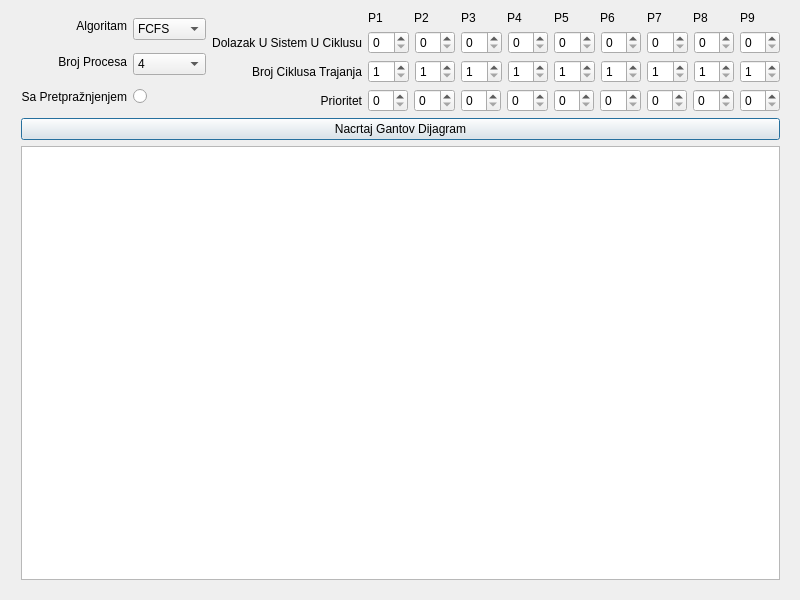
First picture: the form in dialog.ui, repository fahirMuminovic/objektnoProgramiranje, before the edit.
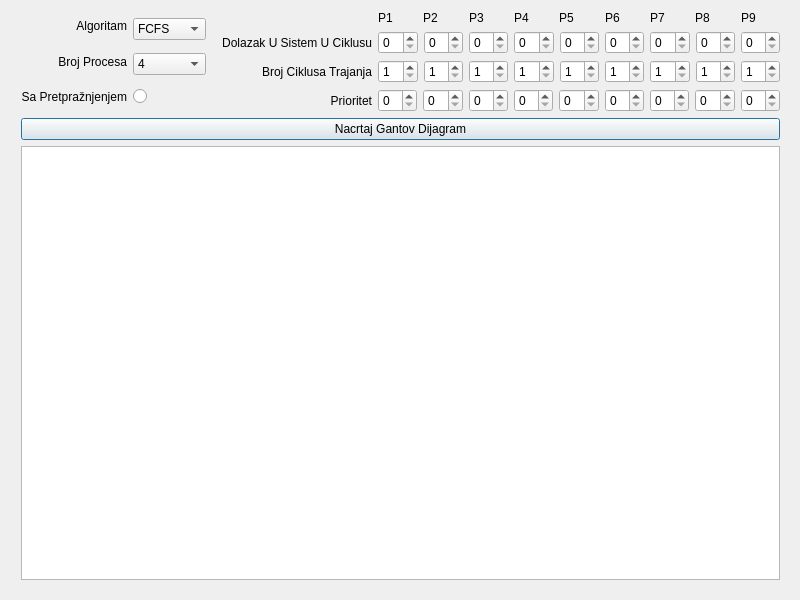
Second picture: the form after the edit.

Commit message: added only showing number of processes that user chooses

Patch:
```diff
--- a/dialog.ui
+++ b/dialog.ui
@@ -172,6 +172,22 @@
         </item>
        </layout>
       </item>
+      <item>
+       <spacer name="horizontalSpacer">
+        <property name="orientation">
+         <enum>Qt::Horizontal</enum>
+        </property>
+        <property name="sizeType">
+         <enum>QSizePolicy::MinimumExpanding</enum>
+        </property>
+        <property name="sizeHint" stdset="0">
+         <size>
+          <width>10</width>
+          <height>10</height>
+         </size>
+        </property>
+       </spacer>
+      </item>
       <item>
        <layout class="QVBoxLayout" name="algoritamMainInfoLabelsLayout">
         <item>
```
Left out of the diff: 3 changed lines with no effect on the pictures. The commit also changes 2 other files.
